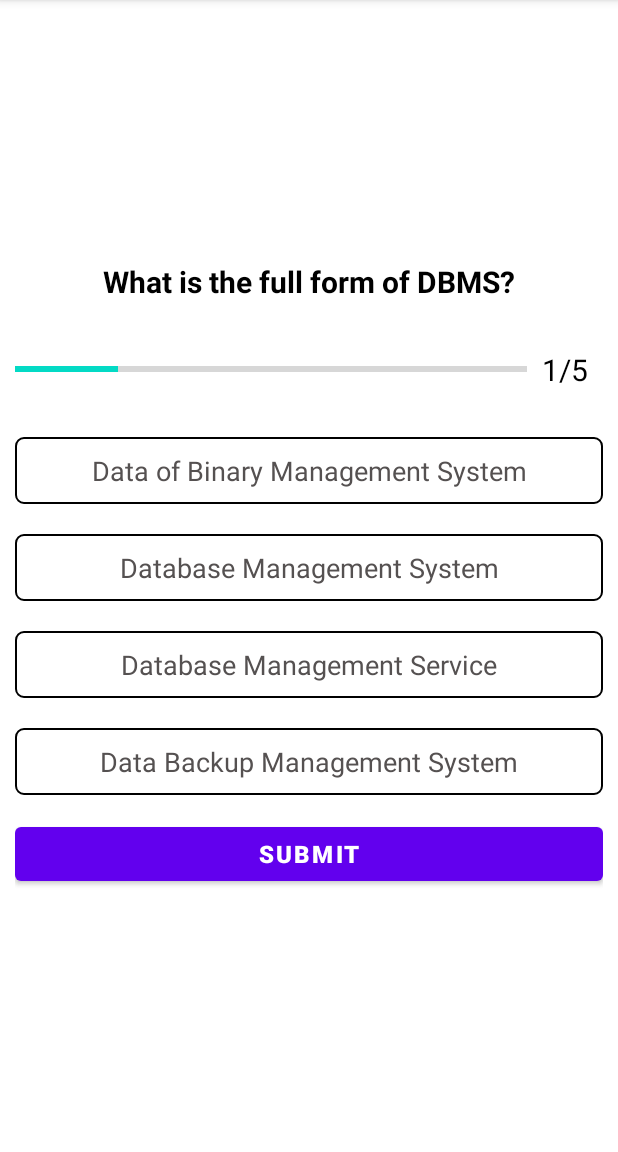
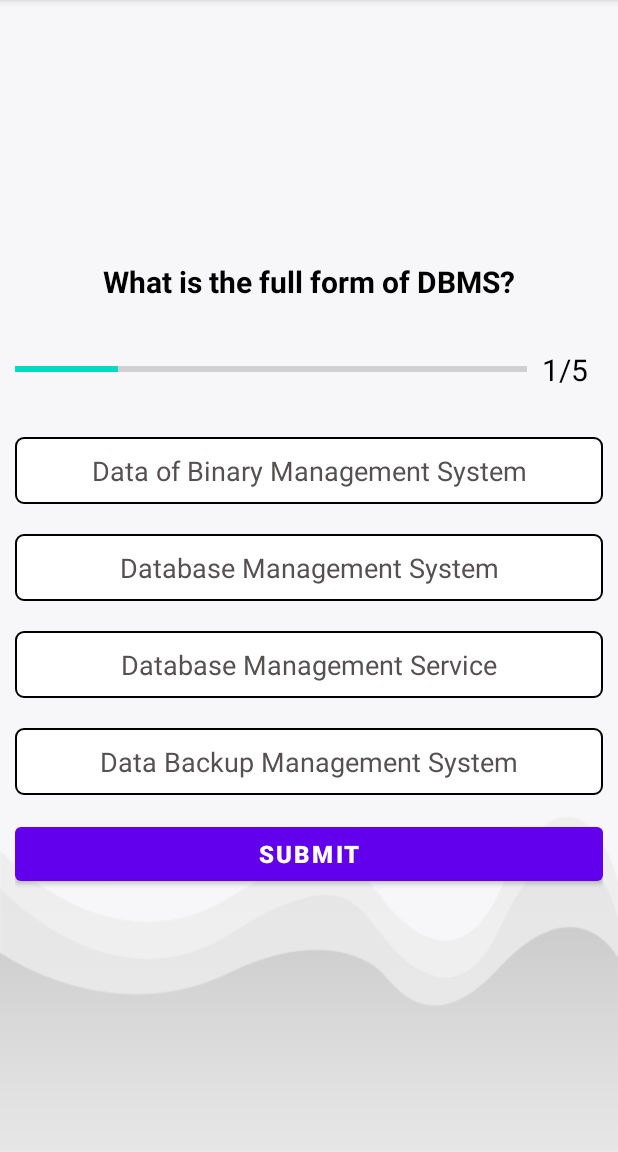
Before and after one commit to ShrutiMishra-2002/Androidbuzz-Quizophile, an Android app: the QuestionActivity screen opened directly, with no data from a screen before it, on a phone screen of 412 x 824 dp, the part 84-1236 px from its top. Run offline under Robolectric (Android 15) with nearby library versions, the phone set to English and light mode, and no system bars.

Commit message:
added:background to question activity

```diff
--- a/app/src/main/res/layout/activity_question.xml
+++ b/app/src/main/res/layout/activity_question.xml
@@ -17,6 +17,7 @@
             android:layout_height="0dp"
             android:gravity="center"
             android:orientation="vertical"
+            android:background="@drawable/back"
             android:padding="10dp"
             app:layout_constraintBottom_toBottomOf="parent"
             app:layout_constraintEnd_toEndOf="parent"
```
